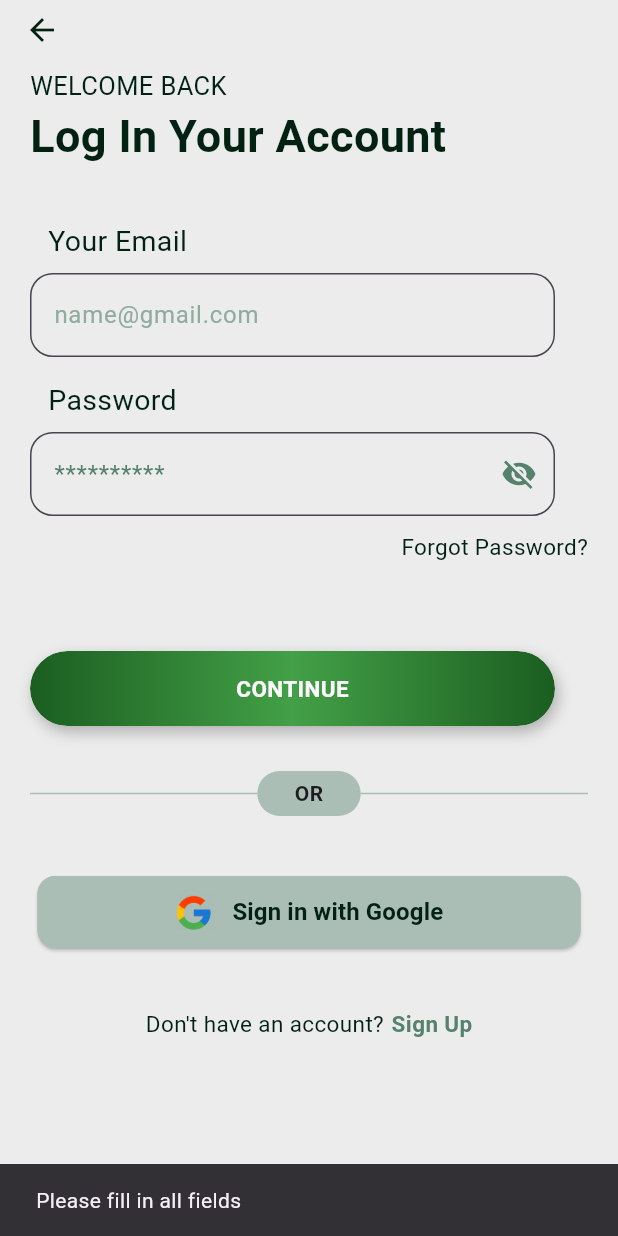
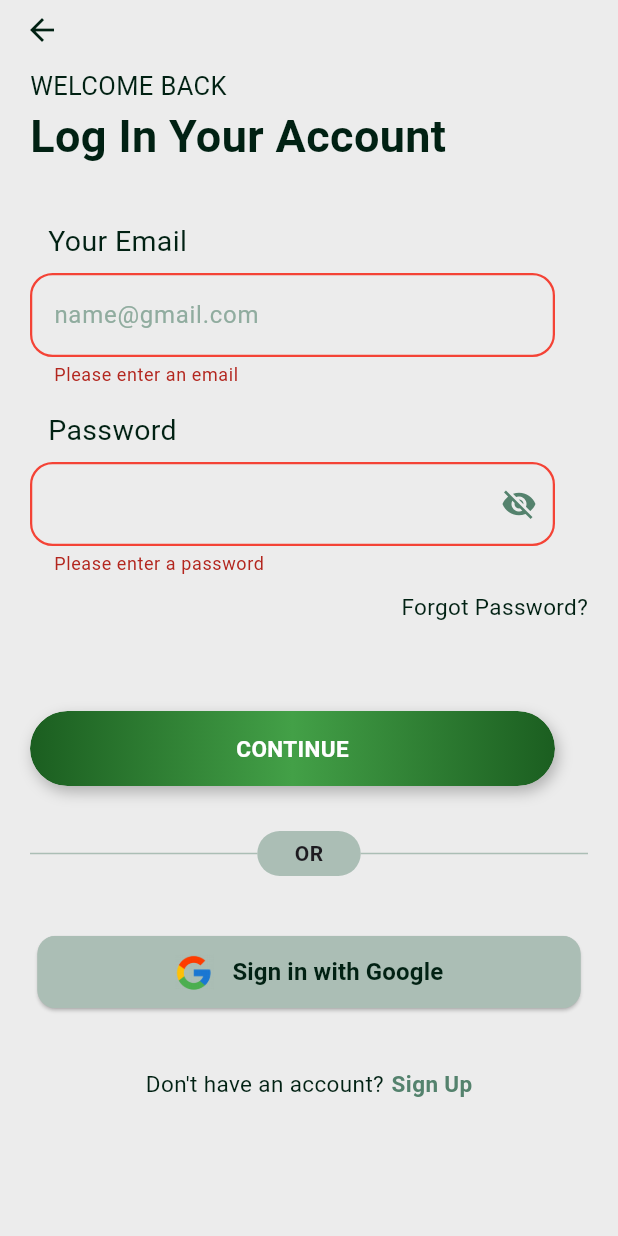
Before and after one commit to asri-allaham/Mol-new, a Flutter app: the LoginPage screen opened directly, after a tap on "CONTINUE", on a phone screen of 412 x 824 dp. Run offline on Flutter 3.47's test engine with Material 3 defaults, Android fonts, the phone set to English and light mode, and no system bars; our stand-ins replace carousel_slider, cloud_firestore, connectivity_plus, easy_localization, firebase_auth, firebase_core and 11 more; missing offline and left inert: star_menu; accounts and stored records are empty; network calls fail.

Commit message:
more fixes

```diff
--- a/lib/Dartpages/sighUpIn/LoginPage.dart
+++ b/lib/Dartpages/sighUpIn/LoginPage.dart
@@ -17,10 +17,10 @@ class LoginPage extends StatefulWidget {
 }
 
 class _LoginPageState extends State<LoginPage> {
+  final _formKey = GlobalKey<FormState>();
   final TextEditingController _emailController = TextEditingController();
   final TextEditingController _passwordController = TextEditingController();
   bool _isPasswordVisible = false;
-  bool _isChecked = false;
   bool _isLoading = false;
 
   @override
@@ -31,13 +31,9 @@ class _LoginPageState extends State<LoginPage> {
   }
 
   Future<void> _login() async {
-    if (_emailController.text.isEmpty || _passwordController.text.isEmpty) {
-      ScaffoldMessenger.of(context).showSnackBar(
-        const SnackBar(content: Text('Please fill in all fields')),
-      );
-      return;
-    }
+    if (!_formKey.currentState!.validate()) return;
     setState(() => _isLoading = true);
+
     try {
       UserCredential userCredential =
           await FirebaseAuth.instance.signInWithEmailAndPassword(
@@ -72,12 +68,16 @@ class _LoginPageState extends State<LoginPage> {
       print("FirebaseAuthException: ${e.code} - ${e.message}");
       if (mounted) {
         ScaffoldMessenger.of(context).showSnackBar(
-          SnackBar(content: Text("$errorMessage $e")),
+          SnackBar(content: Text(errorMessage)),
         );
       }
     } catch (e) {
       print("Unknown error: $e");
-      SnackBar(content: Text("$e"));
+      if (mounted) {
+        ScaffoldMessenger.of(context).showSnackBar(
+          SnackBar(content: Text("An unexpected error occurred")),
+        );
+      }
     } finally {
       if (mounted) {
         setState(() => _isLoading = false);
@@ -139,6 +139,8 @@ class _LoginPageState extends State<LoginPage> {
         ),
         child: SingleChildScrollView(
           padding: const EdgeInsets.symmetric(horizontal: 20),
+          child: Form(
+            key: _formKey,
             child: Column(
               crossAxisAlignment: CrossAxisAlignment.start,
               children: [
@@ -148,16 +150,25 @@ class _LoginPageState extends State<LoginPage> {
                     fontSize: 30, isBold: true),
                 const SizedBox(height: 35),
                 _buildInputLabel("Your Email"),
-              _buildTextField(
+                _buildTextFormField(
                   controller: _emailController,
                   hintText: "name@gmail.com",
                   hintColor: Color(0xff90AC9F),
+                  validator: (value) {
+                    if (value == null || value.isEmpty) {
+                      return "Please enter an email";
+                    }
+                    if (!RegExp(r'^[^@]+@[^@]+\.[^@]+').hasMatch(value)) {
+                      return "Please enter a valid email";
+                    }
+                    return null;
+                  },
                 ),
                 const SizedBox(height: 15),
                 _buildInputLabel("Password"),
-              _buildTextField(
+                _buildTextFormField(
                   controller: _passwordController,
-                hintText: "**********",
+                  hintText: "",
                   hintColor: Color(0xff54826D),
                   obscureText: !_isPasswordVisible,
                   suffixIcon: IconButton(
@@ -173,6 +184,15 @@ class _LoginPageState extends State<LoginPage> {
                       });
                     },
                   ),
+                  validator: (value) {
+                    if (value == null || value.isEmpty) {
+                      return "Please enter a password";
+                    }
+                    if (value.length < 6) {
+                      return "Password must be at least 6 characters";
+                    }
+                    return null;
+                  },
                 ),
                 const SizedBox(height: 10),
                 Row(
@@ -216,6 +236,7 @@ class _LoginPageState extends State<LoginPage> {
             ),
           ),
         ),
+      ),
     );
   }
 
@@ -241,16 +262,17 @@ class _LoginPageState extends State<LoginPage> {
     );
   }
 
-  Widget _buildTextField({
+  Widget _buildTextFormField({
     TextEditingController? controller,
     String? hintText,
     Color? hintColor,
     bool obscureText = false,
     Widget? suffixIcon,
+    String? Function(String?)? validator,
   }) {
     return SizedBox(
       width: 350,
-      child: TextField(
+      child: TextFormField(
         controller: controller,
         obscureText: obscureText,
         decoration: InputDecoration(
@@ -258,22 +280,37 @@ class _LoginPageState extends State<LoginPage> {
           hintStyle: TextStyle(color: hintColor),
           filled: true,
           fillColor: const Color(0xffECECEC),
-          border: OutlineInputBorder(
+          enabledBorder: OutlineInputBorder(
             borderRadius: BorderRadius.circular(15),
             borderSide: const BorderSide(
-              color: Color(0xff012113),
-              width: 1.5,
+              color: Color(0xff54826D),
+              width: 1.0,
             ),
           ),
           focusedBorder: OutlineInputBorder(
             borderRadius: BorderRadius.circular(15),
             borderSide: const BorderSide(
-              color: Color(0xff012113),
+              color: Color(0xff112E21),
+              width: 2.0,
+            ),
+          ),
+          errorBorder: OutlineInputBorder(
+            borderRadius: BorderRadius.circular(15),
+            borderSide: const BorderSide(
+              color: Colors.red,
+              width: 1.5,
+            ),
+          ),
+          focusedErrorBorder: OutlineInputBorder(
+            borderRadius: BorderRadius.circular(15),
+            borderSide: const BorderSide(
+              color: Colors.red,
               width: 1.5,
             ),
           ),
           suffixIcon: suffixIcon,
         ),
+        validator: validator,
       ),
     );
   }
```
Also changed, not shown: lib/Dartpages/Communicate with investor/business owners/messages_page.dart (+53 -50 lines), lib/Dartpages/HomePage/Home_page.dart (+18 -3 lines), lib/Dartpages/HomePage/placeholders.dart (+10 -10 lines), lib/Dartpages/UserData/Settings.dart (+4 -71 lines), lib/Dartpages/UserData/profile_information.dart (+87 -97 lines). Lines whose indentation alone changed are shown as unchanged.
